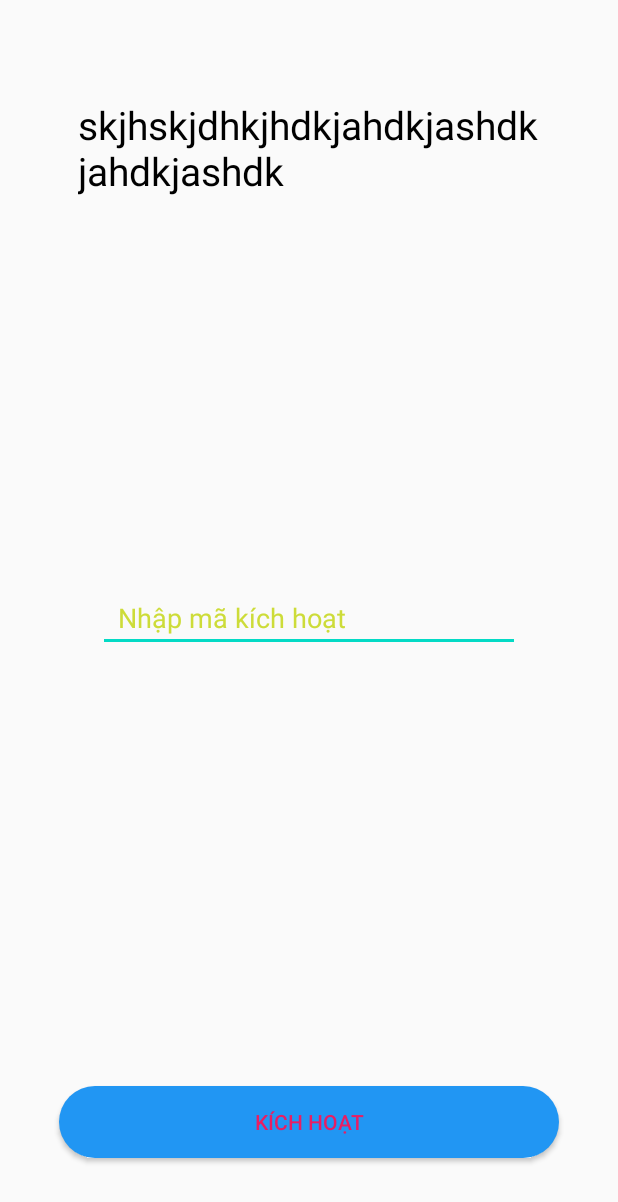
After one commit to chiennn19122000/notesOnline, an Android app: the layout fragment_account_verification.xml on its own in the app's theme, with its tools: preview values and no code run, on a phone screen of 412 x 824 dp. The commit adds this screen. Shown: the top 1202 px of the screen. Run offline under Robolectric (Android 15) with nearby library versions, the phone set to English and light mode, and no system bars.

Commit message:
finish register

```diff
--- a/app/src/main/AndroidManifest.xml
+++ b/app/src/main/AndroidManifest.xml
@@ -11,13 +11,14 @@
         android:roundIcon="@mipmap/ic_launcher_round"
         android:supportsRtl="true"
         android:theme="@style/AppTheme">
-        <activity android:name=".MainActivity">
+        <activity android:name=".LoginActivity">
             <intent-filter>
                 <action android:name="android.intent.action.MAIN" />
 
                 <category android:name="android.intent.category.LAUNCHER" />
             </intent-filter>
         </activity>
+        <activity android:name=".Register.RegisterActivity"/>
     </application>
 
 </manifest>
--- a/app/src/main/res/layout/activity_login.xml
+++ b/app/src/main/res/layout/activity_login.xml
@@ -1,11 +1,8 @@
 <?xml version="1.0" encoding="utf-8"?>
 <RelativeLayout xmlns:android="http://schemas.android.com/apk/res/android"
-    xmlns:app="http://schemas.android.com/apk/res-auto"
-    xmlns:tools="http://schemas.android.com/tools"
-    android:id="@+id/layout_login"
+    android:id="@+id/layout_main"
     android:layout_width="match_parent"
     android:layout_height="match_parent">
-
     <ImageView
         android:src="@drawable/backgroud_login"
         android:layout_alignParentTop="true"
@@ -71,4 +68,5 @@
         android:textSize="@dimen/_15sdp"
         android:layout_width="wrap_content"
         android:layout_height="wrap_content"/>
+
 </RelativeLayout>
--- /dev/null
+++ b/app/src/main/res/layout/fragment_account_verification.xml
@@ -0,0 +1,39 @@
+<?xml version="1.0" encoding="utf-8"?>
+<RelativeLayout
+    xmlns:android="http://schemas.android.com/apk/res/android"
+    android:layout_width="match_parent"
+    android:layout_height="match_parent">
+    <TextView
+        android:id="@+id/content"
+        android:text="skjhskjdhkjhdkjahdkjashdkjahdkjashdk"
+        android:layout_marginStart="@dimen/_40sdp"
+        android:layout_marginEnd="@dimen/_40sdp"
+        android:layout_marginTop="@dimen/_50sdp"
+        android:textSize="@dimen/_20sdp"
+        android:textColor="#000"
+        android:layout_centerHorizontal="true"
+        android:layout_width="wrap_content"
+        android:layout_height="wrap_content"/>
+    <EditText
+        android:id="@+id/verification_code"
+        android:inputType="number"
+        android:hint="  Nhập mã kích hoạt"
+        android:textColorHint="#CDDC39"
+        android:textColor="#000"
+        android:layout_marginStart="@dimen/_50sdp"
+        android:layout_marginEnd="@dimen/_50sdp"
+        android:layout_centerInParent="true"
+        android:layout_width="match_parent"
+        android:layout_height="wrap_content"/>
+    <Button
+        android:id="@+id/activate"
+        android:text="Kích hoạt"
+        android:layout_alignParentBottom="true"
+        android:layout_marginBottom="@dimen/_40sdp"
+        android:textColor="#E91E63"
+        android:layout_marginStart="@dimen/_30sdp"
+        android:layout_marginEnd="@dimen/_30sdp"
+        android:background="@drawable/shqpe_custom_btn_register"
+        android:layout_width="match_parent"
+        android:layout_height="wrap_content"/>
+</RelativeLayout>
--- a/app/src/main/res/layout/fragment_register.xml
+++ b/app/src/main/res/layout/fragment_register.xml
@@ -4,7 +4,6 @@
     android:orientation="vertical"
     android:layout_height="match_parent"
     android:weightSum="10"
-    android:background="#fff"
     android:gravity="center">
 
     <EditText
@@ -43,7 +42,7 @@
     <EditText
         android:id="@+id/password_rigister"
         android:hint="Mật khẩu"
-        android:inputType="text"
+        android:inputType="textPassword"
         android:layout_marginTop="@dimen/_10sdp"
         android:textColor="#4CAF50"
         android:textColorHint="#2196F3"
@@ -54,7 +53,7 @@
     <EditText
         android:id="@+id/re_pasword_rigister"
         android:hint="Nhập lại mật khẩu"
-        android:inputType="text"
+        android:inputType="textPassword"
         android:layout_marginTop="@dimen/_10sdp"
         android:textColor="#4CAF50"
         android:textColorHint="#2196F3"
--- a/build.gradle
+++ b/build.gradle
@@ -5,7 +5,7 @@ buildscript {
         jcenter()
     }
     dependencies {
-        classpath 'com.android.tools.build:gradle:4.1.0'
+        classpath 'com.android.tools.build:gradle:4.2.0-alpha14'
 
         // NOTE: Do not place your application dependencies here; they belong
         // in the individual module build.gradle files
@@ -14,6 +14,7 @@ buildscript {
 
 allprojects {
     repositories {
+        maven { url "https://jitpack.io" }
         google()
         jcenter()
     }
```
Also changed, not shown: app/src/main/java/com/example/notesonline/Constants.java (added, +9 -0 lines), app/src/main/java/com/example/notesonline/LoginActivity.java (renamed from app/src/main/java/com/example/notesonline/MainActivity.java, +9 -23 lines), app/src/main/java/com/example/notesonline/Register/AccountVerificationFragment.java (added, +125 -0 lines), app/src/main/java/com/example/notesonline/Register/InfoRegister.java (added, +49 -0 lines), app/src/main/java/com/example/notesonline/Register/RegisterActivity.java (added, +55 -0 lines), app/src/main/java/com/example/notesonline/Register/RegisterFragment.java (added, +180 -0 lines), app/src/main/java/com/example/notesonline/fragment/RegisterFragment.java (deleted, +0 -22 lines), app/src/main/res/layout/activity_register.xml (added, +9 -0 lines), gradle/wrapper/gradle-wrapper.properties.
